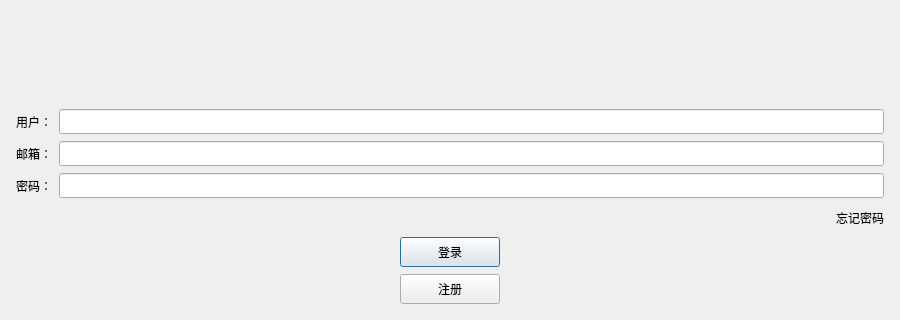
Above: Client/Form/logindialog.ui from liaoliangan/Chat before the change; both pictures show x 0 to 900 and y 280 to 600 of the 900 by 600 pixel window. Below: the same form after it.
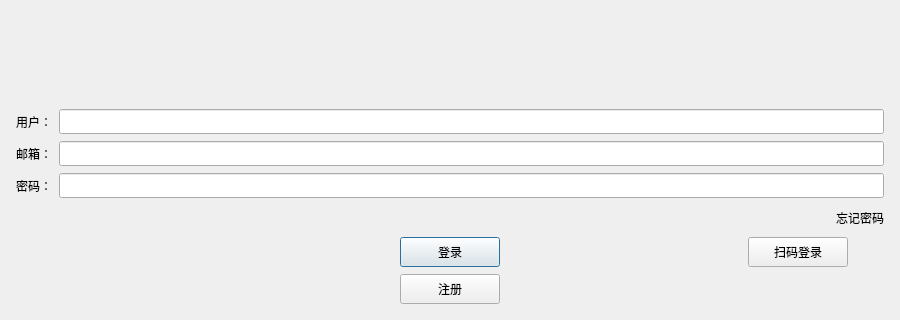
That is the form after the change. Icons and pictures are not drawn. Custom widgets are drawn as their Qt base class.

Commit message: 添加扫码登录功能

The edit to the form file:
```diff
--- a/Client/Form/logindialog.ui
+++ b/Client/Form/logindialog.ui
@@ -245,9 +245,12 @@
          <property name="orientation">
           <enum>Qt::Horizontal</enum>
          </property>
+         <property name="sizeType">
+          <enum>QSizePolicy::Fixed</enum>
+         </property>
          <property name="sizeHint" stdset="0">
           <size>
-           <width>40</width>
+           <width>350</width>
            <height>20</height>
           </size>
          </property>
@@ -277,14 +280,36 @@
          <property name="orientation">
           <enum>Qt::Horizontal</enum>
          </property>
+         <property name="sizeType">
+          <enum>QSizePolicy::Fixed</enum>
+         </property>
          <property name="sizeHint" stdset="0">
           <size>
-           <width>40</width>
+           <width>207</width>
            <height>20</height>
           </size>
          </property>
         </spacer>
        </item>
+       <item>
+        <widget class="QPushButton" name="qrCode_btn">
+         <property name="minimumSize">
+          <size>
+           <width>100</width>
+           <height>30</height>
+          </size>
+         </property>
+         <property name="maximumSize">
+          <size>
+           <width>100</width>
+           <height>30</height>
+          </size>
+         </property>
+         <property name="text">
+          <string>扫码登录</string>
+         </property>
+        </widget>
+       </item>
       </layout>
      </item>
      <item>
```
Left out of the diff: 10 changed lines with no effect on the pictures. The commit also changes 13 other files.
